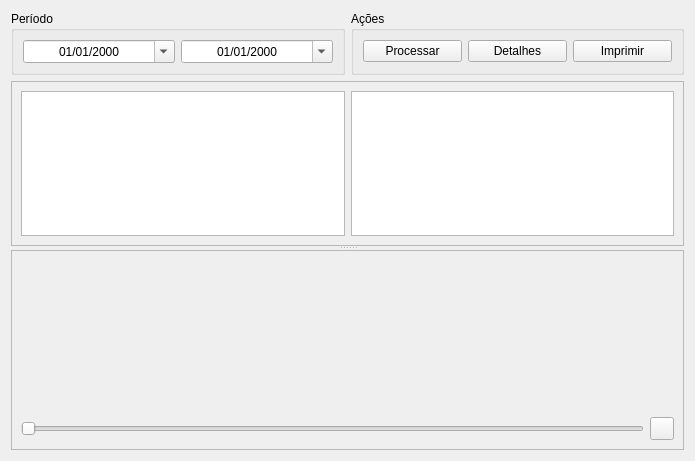
The window that metaretencaoestruturada.ui (fallomermo/SeverinoToolKit) describes before a commit, drawn with Qt 5.
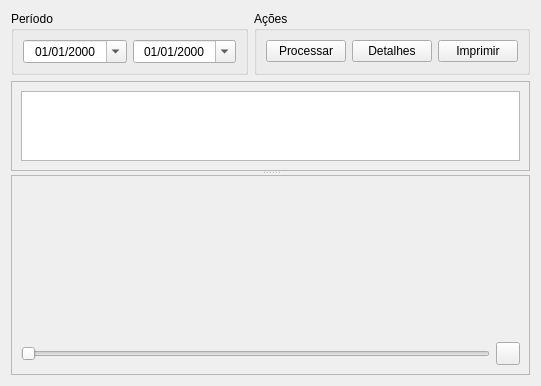
The same window after the commit. Icons and pictures are not drawn. Custom widgets are drawn as their Qt base class.

What changed in the file:
```diff
--- a/metaretencaoestruturada.ui
+++ b/metaretencaoestruturada.ui
@@ -2,14 +2,6 @@
 <ui version="4.0">
  <class>MetaRetencaoEstruturada</class>
  <widget class="QWidget" name="MetaRetencaoEstruturada">
-  <property name="geometry">
-   <rect>
-    <x>0</x>
-    <y>0</y>
-    <width>695</width>
-    <height>461</height>
-   </rect>
-  </property>
   <property name="windowTitle">
    <string>Meta Retenção Estruturada</string>
   </property>
@@ -147,9 +139,6 @@
          </attribute>
         </widget>
        </item>
-       <item>
-        <widget class="QGraphicsView" name="graphicsView"/>
-       </item>
       </layout>
      </widget>
      <widget class="QFrame" name="frameGraphicPlot">
```
